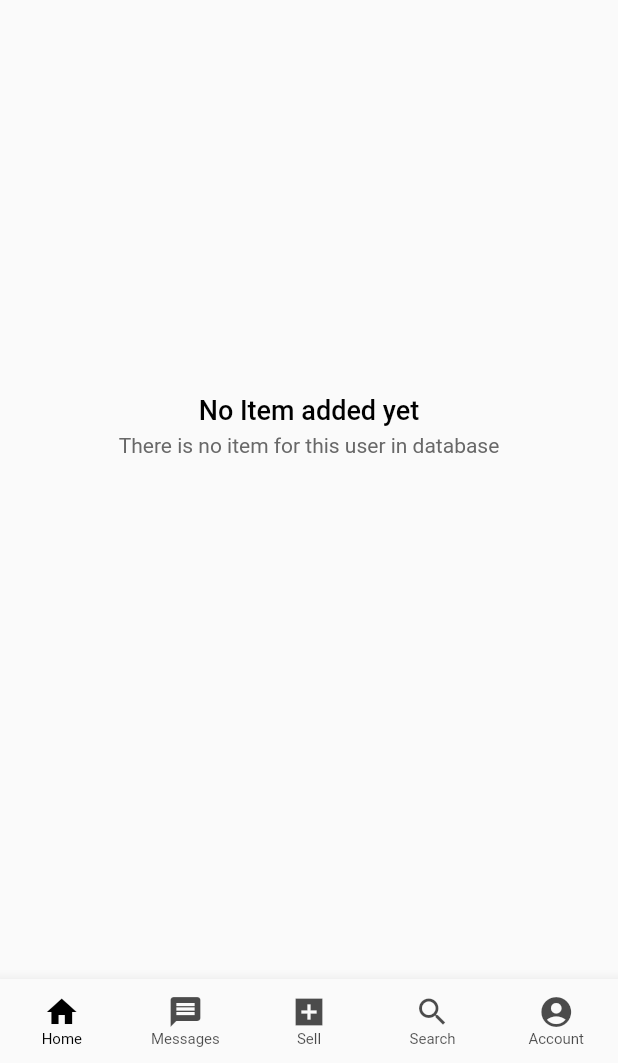
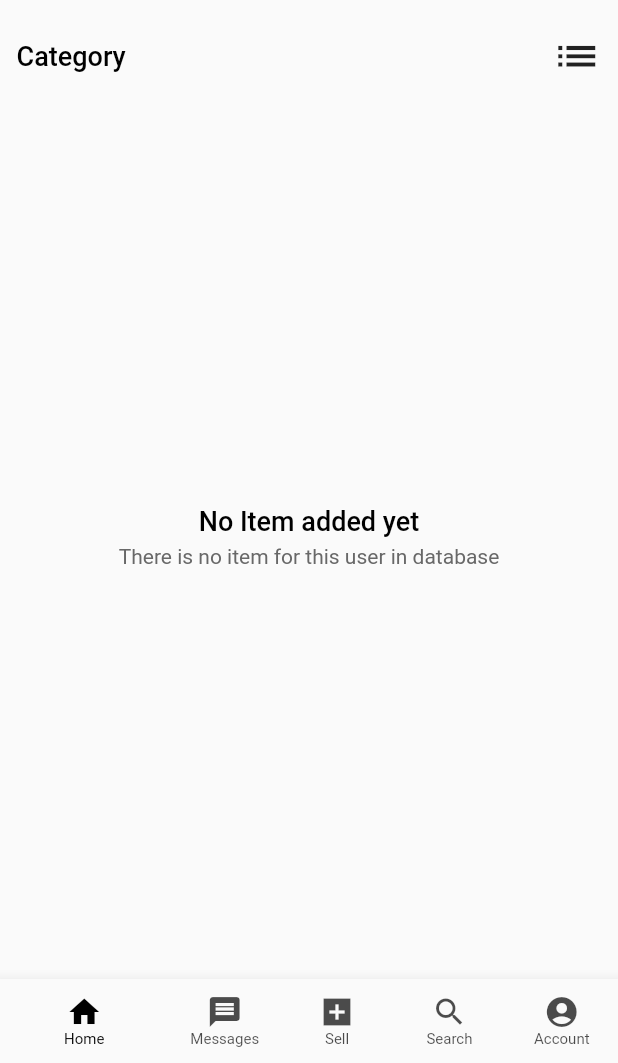
Before and after one commit to kavinkumar23/FarmRetail, a Flutter app: the MainPage screen opened directly, on a phone screen of 412 x 824 dp, the part 173-1236 px from its top. Run offline on Flutter 3.47's test engine with Material 2 defaults, Android fonts, the phone set to English and light mode, and no system bars; our stand-ins replace cloud_firestore, file_picker, firebase_auth, firebase_core, firebase_storage, fluttertoast and 8 more; accounts and stored records are empty; network calls fail; Roboto replaces fonts that are missing (Exo, Poppins).

Commit message:
added catgory feature

```diff
--- a/analysis_options.yaml
+++ b/analysis_options.yaml
@@ -7,7 +7,6 @@
 
 # The following line activates a set of recommended lints for Flutter apps,
 # packages, and plugins designed to encourage good coding practices.
-include: package:flutter_lints/flutter.yaml
 
 linter:
   # The lint rules applied to this project can be customized in the
--- a/lib/MainPage.dart
+++ b/lib/MainPage.dart
@@ -8,6 +8,7 @@
 import 'package:login_system/pages/add_product_page.dart';
 import 'admin/Login.dart';
 import 'controllers/auth_controller.dart';
+import 'pages/home_screen.dart';
 
 class MainPage extends StatefulWidget {
   const MainPage({super.key});
@@ -18,7 +19,7 @@
 
 class _MainPageState extends State<MainPage>
     with AutomaticKeepAliveClientMixin<MainPage> {
-  final AuthController authController=Get.put(AuthController());
+  final AuthController authController = Get.put(AuthController());
 
   int selectedIndex = 0;
   @override
@@ -77,7 +78,7 @@
           actions: [
             IconButton(
                 onPressed: () async {
-                  await authController. logOut();
+                  await authController.logOut();
                   Navigator.pushReplacement(context,
                       MaterialPageRoute(builder: ((context) => Login())));
                 },
@@ -87,7 +88,7 @@
         body: IndexedStack(
           index: selectedIndex,
           children: [
-            ItemsPage(),
+            HomeScreen(),
             UsersPage(),
             AddProductPage(),
             ItemsPage(),
@@ -103,7 +104,7 @@
             selectedIndex = index;
             setState(() {});
           },
-          type: BottomNavigationBarType.fixed,
+          type: BottomNavigationBarType.shifting,
           selectedLabelStyle: GoogleFonts.exo(
               fontSize: 10, fontWeight: FontWeight.w400, color: Colors.black),
           unselectedLabelStyle: GoogleFonts.exo(
--- a/lib/admin/phone_otp_screen.dart
+++ b/lib/admin/phone_otp_screen.dart
@@ -162,7 +162,6 @@
                         },
                         codeAutoRetrievalTimeout: (String verificationId) {},
                       );
-                      Get.to(() => const MyVerify());
                     } catch (e) {
                       Get.snackbar('Enter phone number', '');
                     }
--- a/lib/helpers/item_helpers.dart
+++ b/lib/helpers/item_helpers.dart
@@ -58,7 +58,7 @@
     // await desertRef.delete();
   }
 
-  Stream<QuerySnapshot<Map<String, dynamic>>> ItemsofUser() {
+  Stream<QuerySnapshot<Map<String, dynamic>>> itemsofUser() {
     return FirebaseFirestore.instance
         .collection('user')
         .doc(FirebaseAuth.instance.currentUser?.uid)
@@ -69,7 +69,7 @@
 
   ///Edit Product
 
-  Future EditProduct(String PId, String thisisimage, String Ptitle,
+  Future editProduct(String PId, String thisisimage, String Ptitle,
       String PDescription, String PCategory, double PPrice) async {
     await FirebaseFirestore.instance
         .collection('user')
--- a/lib/main.dart
+++ b/lib/main.dart
@@ -3,7 +3,7 @@
 import 'package:flutter/material.dart';
 import 'package:get/get.dart';
 import 'package:login_system/MainPage.dart';
-import 'package:login_system/admin/phone_otp_screen.dart';
+import 'admin/Signup.dart';
 
 Future main() async {
   WidgetsFlutterBinding.ensureInitialized();
@@ -40,7 +40,7 @@
         home: Scaffold(
             body: FirebaseAuth.instance.currentUser == null ||
                     FirebaseAuth.instance.currentUser.isNullOrBlank == true
-                ? MyPhone()
+                ? Signup()
                 : MainPage()));
   }
 }
--- a/lib/pages/ItemsPage.dart
+++ b/lib/pages/ItemsPage.dart
@@ -42,9 +42,9 @@
                     }),
                 Container(
                   margin: const EdgeInsets.symmetric(vertical: 3.0),
-                  constraints: BoxConstraints(minHeight: 100, maxHeight: 544),
+                  constraints: BoxConstraints(minHeight: 100, maxHeight:  Get.height*.72),
                   child: StreamBuilder(
-                      stream: ItemHelper().ItemsofUser(),
+                      stream: ItemHelper().itemsofUser(),
                       builder:
                           (context, AsyncSnapshot<QuerySnapshot> snapshot) {
                         if (snapshot.hasData) {
--- a/lib/pages/UsersPage.dart
+++ b/lib/pages/UsersPage.dart
@@ -51,7 +51,7 @@
               },
               child: Container(
                 margin: const EdgeInsets.symmetric(vertical: 3.0),
-                constraints: BoxConstraints(minHeight: 100, maxHeight: 500),
+                constraints: BoxConstraints(minHeight: 100, maxHeight: Get.height*.72),
                 child: StreamBuilder(
                     stream: userController.allUsers(),
                     builder: (context, AsyncSnapshot<QuerySnapshot> snapshot) {
--- /dev/null
+++ b/lib/pages/home_screen.dart
@@ -0,0 +1,146 @@
+import 'package:cloud_firestore/cloud_firestore.dart';
+import 'package:flutter/material.dart';
+import 'package:get/get.dart';
+import '../configurations/BigText.dart';
+import '../configurations/SmallText.dart';
+import '../controllers/item_controller.dart';
+import '../helpers/item_helpers.dart';
+import '../widgets/PlaneTextField.dart';
+
+class HomeScreen extends StatefulWidget {
+  const HomeScreen({super.key});
+
+  @override
+  State<HomeScreen> createState() => _HomeScreenState();
+}
+
+class _HomeScreenState extends State<HomeScreen> {
+  final ItemsController itemsController = Get.put(
+    ItemsController(),
+  );
+  TextEditingController itemSearchController = TextEditingController();
+
+  String searchText = "";
+
+  @override
+  Widget build(BuildContext context) {
+    return Scaffold(
+        body: Obx(
+      () => itemsController.isLoading.value
+          ? const Center(
+              child: CircularProgressIndicator(),
+            )
+          : Column(children: [
+              PlaneTextField(
+                  placeholder: "Search Items",
+                  controller: itemSearchController,
+                  icon: Icons.search,
+                  onChange: (value) {
+                    setState(() {
+                      searchText = value;
+                    });
+                  }),
+              Padding(
+                padding: const EdgeInsets.all(11.0),
+                child: Row(
+                  mainAxisAlignment: MainAxisAlignment.spaceBetween,
+                  children: [
+                    BigText(text: 'Category'),
+                    Icon(
+                      Icons.list,
+                      size: 33,
+                    )
+                  ],
+                ),
+              ),
+              Expanded(
+                child: StreamBuilder(
+                    stream: ItemHelper().itemsofUser(),
+                    builder: (context, AsyncSnapshot<QuerySnapshot> snapshot) {
+                      if (snapshot.hasData) {
+                        if (snapshot.data!.docs.isNotEmpty) {
+                          return ListView(
+                              shrinkWrap: true,
+                              scrollDirection: Axis.horizontal,
+                              children: snapshot.data!.docs.map((data) {
+                                if (data["title"]
+                                        .toString()
+                                        .toLowerCase()
+                                        .contains(searchText.toLowerCase()) ||
+                                    data["category"]
+                                        .toString()
+                                        .toLowerCase()
+                                        .contains(searchText.toLowerCase()) ||
+                                    data["quantity"]
+                                        .toString()
+                                        .toLowerCase()
+                                        .contains(searchText.toLowerCase()) ||
+                                    data["address"]
+                                        .toString()
+                                        .toLowerCase()
+                                        .contains(searchText.toLowerCase()) ||
+                                    data["description"]
+                                        .toString()
+                                        .toLowerCase()
+                                        .contains(searchText.toLowerCase())) {
+                                  return Column(
+                                    children: [
+                                      Container(
+                                        margin: EdgeInsets.all(7.4),
+                                        height: 100,
+                                        width: 100,
+                                        decoration: BoxDecoration(
+                                            borderRadius:
+                                                BorderRadius.circular(12),
+                                            image: DecorationImage(
+                                                image: NetworkImage(
+                                                  data['image'],
+                                                ),
+                                                fit: BoxFit.cover)),
+                                      ),
+                                      Text(data['category']),
+                                    ],
+                                  );
+                                } else {
+                                  return SizedBox();
+                                }
+                              }).toList());
+                        } else {
+                          return Column(
+                            mainAxisAlignment: MainAxisAlignment.center,
+                            crossAxisAlignment: CrossAxisAlignment.center,
+                            children: [
+                              BigText(
+                                text: "No Item added yet",
+                                isCentre: true,
+                              ),
+                              const SizedBox(
+                                height: 5,
+                              ),
+                              SmallText(
+                                  text:
+                                      "There is no item for this user in database")
+                            ],
+                          );
+                        }
+                      } else {
+                        return Column(
+                          mainAxisAlignment: MainAxisAlignment.center,
+                          crossAxisAlignment: CrossAxisAlignment.center,
+                          children: [
+                            BigText(text: "No Item added yet"),
+                            SizedBox(
+                              height: 5,
+                            ),
+                            SmallText(
+                                text:
+                                    "There is no item for this user in database")
+                          ],
+                        );
+                      }
+                    }),
+              ),
+            ]),
+    ));
+  }
+}
--- a/lib/widgets/PrimayButton.dart
+++ b/lib/widgets/PrimayButton.dart
@@ -12,7 +12,7 @@
   final IconData? icon;
   final double ButtonRadius;
   final double marginValue;
-  double padding;
+  final double padding;
 
   PrimaryButton(
       {super.key,
```
Also changed, not shown: lib/admin/ForgetPassword.dart (+7 -7 lines), lib/admin/Login.dart (+6 -7 lines), lib/admin/Signup.dart (+14 -19 lines), lib/widgets/Loading.dart (+2 -8 lines), 1 other file.
